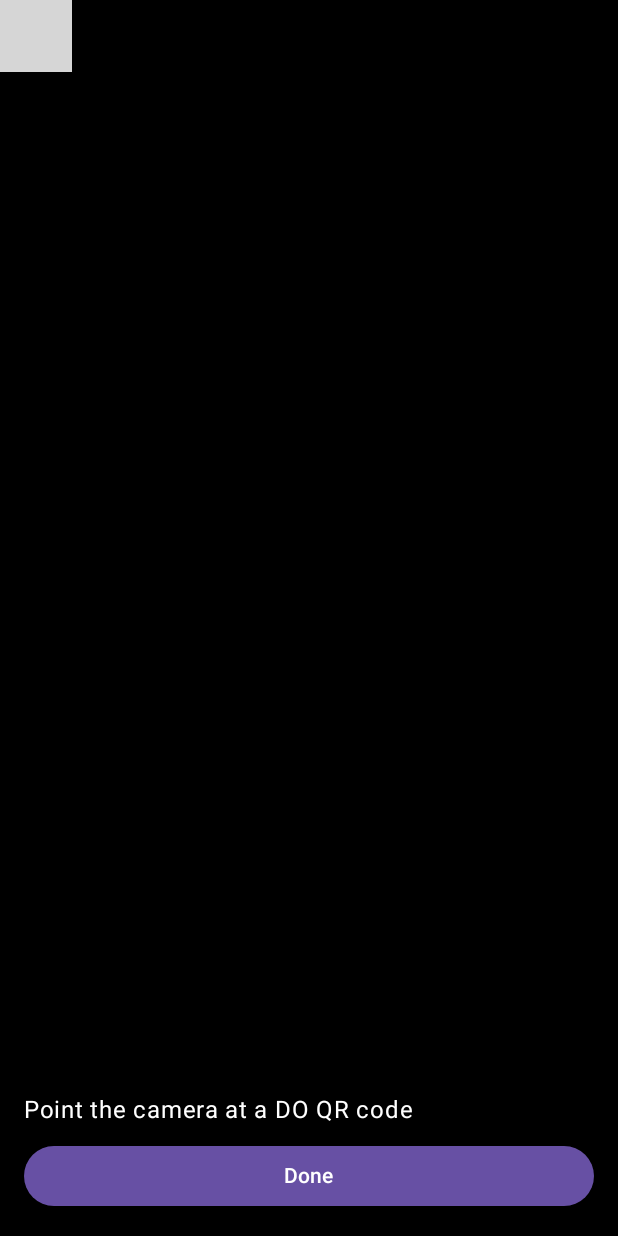
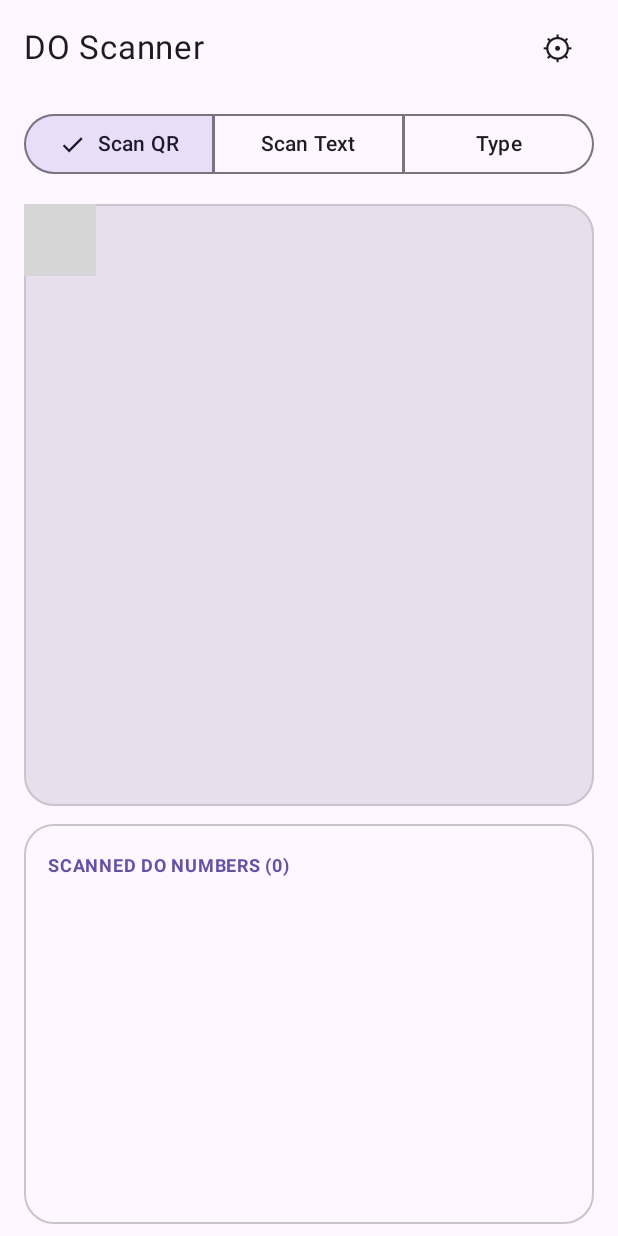
Before and after one commit to aunifthh/ocrdemo-kmp, an Android app built with Jetpack Compose: the screen it shows after launch (MainActivity), after a tap on "Scan QR", on a phone screen of 412 x 824 dp. Run offline under Robolectric (Android 15) with nearby library versions, the phone set to English and light mode, and no system bars; our stand-ins replace Compose Multiplatform resources; libraries missing offline, so code that uses them is left out: demokmp.shared.generated, org.ncgroup.kscan; 1 statement that could not run was skipped; grey boxes are pictures that could not be loaded.

Commit message:
Ui: Add live text scan, Type tab

```diff
--- a/shared/src/commonMain/kotlin/com/example/demokmp/QrScanner.kt
+++ b/shared/src/commonMain/kotlin/com/example/demokmp/QrScanner.kt
@@ -1,71 +1,37 @@
 package com.example.demokmp
 
-import androidx.compose.foundation.background
-import androidx.compose.foundation.layout.*
-import androidx.compose.material3.*
+import androidx.compose.foundation.layout.Box
 import androidx.compose.runtime.*
-import androidx.compose.ui.Alignment
 import androidx.compose.ui.Modifier
-import androidx.compose.ui.graphics.Color
-import androidx.compose.ui.unit.dp
 import kotlinx.coroutines.delay
 import org.ncgroup.kscan.BarcodeFormat
 import org.ncgroup.kscan.BarcodeResult
 import org.ncgroup.kscan.ScannerView
 
-// Full-screen camera that keeps scanning QR codes one after another
+// Live QR camera that keeps scanning code after code (sits inside the camera card)
 @Composable
-fun QrScanner(
-    lastMessage: String,          // e.g. "Added 802141782" — shown at the bottom
-    onCode: (String) -> Unit,     // called with each QR text
-    onClose: () -> Unit           // called when the user taps Done
-) {
+fun QrCamera(modifier: Modifier = Modifier, onCode: (String) -> Unit) {
     var round by remember { mutableStateOf(0) }       // changing this restarts the camera
     var waiting by remember { mutableStateOf(false) } // short pause after each scan
 
-    // The library stops after one code, so wait 1.2 s, then start a fresh scan
     LaunchedEffect(waiting) {
-        if (waiting) {
-            delay(1200)
-            round++
-            waiting = false
-        }
+        if (waiting) { delay(1200); round++; waiting = false }
     }
 
-    Box(Modifier.fillMaxSize().background(Color.Black)) {
+    Box(modifier) {
         if (!waiting) {
             key(round) {
                 ScannerView(
                     codeTypes = listOf(BarcodeFormat.FORMAT_QR_CODE),
-                    scannerUiOptions = null   // hide the library's own buttons, we use ours
+                    scannerUiOptions = null
                 ) { result ->
                     when (result) {
-                        is BarcodeResult.OnSuccess -> {
-                            onCode(result.barcode.data.trim())
-                            waiting = true
-                        }
-                        is BarcodeResult.OnFailed -> waiting = true   // try again
-                        BarcodeResult.OnCanceled -> onClose()
+                        is BarcodeResult.OnSuccess -> { onCode(result.barcode.data.trim()); waiting = true }
+                        is BarcodeResult.OnFailed -> waiting = true
+                        BarcodeResult.OnCanceled -> waiting = true
                     }
                 }
             }
         }
-
-        // Bottom bar: last result + Done button
-        Column(
-            Modifier
-                .align(Alignment.BottomCenter)
-                .fillMaxWidth()
-                .background(Color.Black.copy(alpha = 0.6f))
-                .padding(16.dp)
-        ) {
-            Text(
-                if (lastMessage.isEmpty()) "Point the camera at a DO QR code" else lastMessage,
-                color = Color.White
-            )
-            Button(onClick = onClose, modifier = Modifier.fillMaxWidth().padding(top = 8.dp)) {
-                Text("Done")
-            }
-        }
     }
 }
--- a/shared/src/commonMain/kotlin/com/example/demokmp/ScannerScreen.kt
+++ b/shared/src/commonMain/kotlin/com/example/demokmp/ScannerScreen.kt
@@ -1,11 +1,15 @@
 package com.example.demokmp
 
+import androidx.compose.foundation.background
+import androidx.compose.foundation.isSystemInDarkTheme
 import androidx.compose.foundation.layout.*
 import androidx.compose.foundation.lazy.LazyColumn
 import androidx.compose.foundation.lazy.items
+import androidx.compose.foundation.shape.RoundedCornerShape
 import androidx.compose.foundation.text.KeyboardOptions
 import androidx.compose.material3.*
 import androidx.compose.runtime.*
+import androidx.compose.ui.Alignment
 import androidx.compose.ui.Modifier
 import androidx.compose.ui.platform.LocalClipboardManager
 import androidx.compose.ui.text.AnnotatedString
@@ -13,36 +17,30 @@ import androidx.compose.ui.text.font.FontWeight
 import androidx.compose.ui.text.input.KeyboardType
 import androidx.compose.ui.unit.dp
 import androidx.compose.ui.unit.sp
+import kotlinx.coroutines.delay
 import kotlinx.coroutines.launch
-import kotlinx.coroutines.delay
-import androidx.compose.foundation.isSystemInDarkTheme
 
+enum class ScanMode { NONE, QR, TEXT, TYPE }
+
+@OptIn(ExperimentalMaterial3Api::class)
 @Composable
 fun ScannerScreen() {
     val scanned = remember { mutableStateListOf<String>() }
     var input by remember { mutableStateOf("") }
     var message by remember { mutableStateOf("") }
     val secretCode = remember { getSecretCode() }
-    var showCode by remember { mutableStateOf(false) }
-    var scanningQr by remember { mutableStateOf(false) }   // NEW: is the camera open?
-    var scanningText by remember { mutableStateOf(false) }   // is the text camera open?
+    var mode by remember { mutableStateOf(ScanMode.NONE) }       // which camera is on
+    var showSettings by remember { mutableStateOf(false) }
     val clipboard = LocalClipboardManager.current
-    val scope = rememberCoroutineScope()                            // lets us run "suspend" work
-    val status =
-        remember { mutableStateMapOf<String, String>() }  // DO → "sending…" / "sent ✓" / "failed ✗"
+    val scope = rememberCoroutineScope()
+    val status = remember { mutableStateMapOf<String, String>() }
 
-    // ONE place for the rules — used by typing AND by QR
+    // ONE place for the rules — used by QR, text camera and typing
     fun addDo(raw: String) {
         val n = raw.trim()
         when {
-            !isValidDo(n) -> {
-                message = "\"$n\" is not a 9-digit DO"; vibrate(false)
-            }
-
-            n in scanned -> {
-                message = "$n already scanned"; vibrate(false)
-            }
-
+            !isValidDo(n) -> { message = "\"$n\" is not a 9-digit DO"; vibrate(false) }
+            n in scanned  -> { message = "$n already scanned"; vibrate(false) }
             else -> {
                 scanned.add(n)
                 status[n] = "sending…"
@@ -70,93 +68,108 @@ fun ScannerScreen() {
 
     MaterialTheme(colorScheme = if (isSystemInDarkTheme()) darkColorScheme() else lightColorScheme()) {
         Surface(modifier = Modifier.fillMaxSize()) {
-            if (scanningQr) {
-                QrScanner(
-                    lastMessage = message,
-                    onCode = { addDo(it) },
-                    onClose = { scanningQr = false }
-                )
-            } else if (scanningText) {
-                TextScanner(
-                    alreadyHave = scanned,
-                    lastMessage = message,
-                    onCode = { addDo(it) },
-                    onClose = { scanningText = false }
+            if (showSettings) {
+                SettingsScreen(
+                    secretCode = secretCode,
+                    onCopy = { clipboard.setText(AnnotatedString(secretCode)); message = "Code copied" },
+                    onBack = { showSettings = false }
                 )
             } else {
-                // Main screen
-                Column(
-                    modifier = Modifier.fillMaxSize().safeContentPadding().padding(16.dp)
+                Column(Modifier.fillMaxSize().safeContentPadding()) {
+
+                    // ---- Top bar: title + settings ----
+                    Row(
+                        Modifier.fillMaxWidth().height(64.dp).padding(horizontal = 16.dp),
+                        verticalAlignment = Alignment.CenterVertically
                     ) {
-                    Text("DO Scanner", fontSize = 26.sp, fontWeight = FontWeight.Bold)
-                    Text("Scan a picking list to send its DO number")
-                    Spacer(Modifier.height(16.dp))
-
-                    Row(horizontalArrangement = Arrangement.spacedBy(8.dp)) {
-                        Button(
-                            onClick = { message = ""; scanningQr = true },
-                            modifier = Modifier.weight(1f)
-                        ) { Text("Scan QR") }
-
-                        FilledTonalButton(
-                            onClick = { message = ""; scanningText = true },
-                            modifier = Modifier.weight(1f)
-                        ) { Text("Scan Text") }
-
-                        OutlinedButton(
-                            onClick = { showCode = true },
-                            modifier = Modifier.weight(1f)
-                        ) { Text("Code") }
+                        Text("DO Scanner", fontSize = 22.sp, modifier = Modifier.weight(1f))
+                        IconButton(onClick = { mode = ScanMode.NONE; showSettings = true }) {
+                            Text("⚙", fontSize = 22.sp)
+                        }
                     }
 
-                    Spacer(Modifier.height(16.dp))
+                    Column(Modifier.weight(1f).padding(horizontal = 16.dp, vertical = 8.dp)) {
 
+                        // ---- Toggle: Scan QR | Scan Text | Type (tap again to close) ----
+                        SingleChoiceSegmentedButtonRow(Modifier.fillMaxWidth()) {
+                            listOf(
+                                ScanMode.QR to "Scan QR",
+                                ScanMode.TEXT to "Scan Text",
+                                ScanMode.TYPE to "Type"
+                            ).forEachIndexed { index, (m, label) ->
+                                SegmentedButton(
+                                    selected = mode == m,
+                                    onClick = { message = ""; mode = if (mode == m) ScanMode.NONE else m },
+                                    shape = SegmentedButtonDefaults.itemShape(index = index, count = 3)
+                                ) { Text(label, maxLines = 1) }
+                            }
+                        }
+
+                        // ---- Camera card ----
+                        OutlinedCard(
+                            modifier = Modifier.fillMaxWidth().weight(3f).padding(top = 16.dp),
+                            shape = RoundedCornerShape(20.dp)
+                        ) {
+                            Box(
+                                Modifier.fillMaxSize().background(MaterialTheme.colorScheme.surfaceVariant),
+                                contentAlignment = Alignment.Center
+                            ) {
+                                when (mode) {
+                                    ScanMode.QR -> QrCamera(Modifier.fillMaxSize()) { addDo(it) }
+                                    ScanMode.TEXT -> TextCamera(scanned, Modifier.fillMaxSize()) { addDo(it) }
+                                    ScanMode.TYPE -> Column(
+                                        Modifier.fillMaxWidth().padding(24.dp),
+                                        horizontalAlignment = Alignment.CenterHorizontally
+                                    ) {
+                                        Text("Enter DO number", fontWeight = FontWeight.Bold)
                                         OutlinedTextField(
                                             value = input,
-                        onValueChange = { input = it },
-                        label = { Text("Type a DO number") },
+                                            onValueChange = { input = it.filter { c -> c.isDigit() }.take(9) },  // digits only, max 9
+                                            placeholder = { Text("e.g. 802141782") },
                                             singleLine = true,
                                             keyboardOptions = KeyboardOptions(keyboardType = KeyboardType.Number),
-                        modifier = Modifier.fillMaxWidth()
+                                            modifier = Modifier.fillMaxWidth().padding(top = 12.dp)
                                         )
                                         Button(
                                             onClick = { addDo(input); input = "" },
-                        modifier = Modifier.fillMaxWidth().padding(top = 8.dp)
+                                            enabled = input.length == 9,                       // only when 9 digits typed
+                                            modifier = Modifier.fillMaxWidth().padding(top = 12.dp)
                                         ) { Text("Add") }
+                                    }
+                                    ScanMode.NONE -> Text("Choose Scan QR, Scan Text or Type",
+                                        color = MaterialTheme.colorScheme.onSurfaceVariant)
+                                }
+                            }
+                        }
 
-                    Text(message, modifier = Modifier.padding(vertical = 8.dp))
+                        if (message.isNotEmpty()) {
+                            Text(message, modifier = Modifier.padding(top = 8.dp))
+                        }
 
-                    Text(
-                        "SCANNED DO NUMBERS (${scanned.size})",
-                        fontWeight = FontWeight.Bold,
-                        color = MaterialTheme.colorScheme.primary
-                    )
-                    LazyColumn(modifier = Modifier.weight(1f)) {
+                        // ---- Results card (with manual entry + status) ----
+                        OutlinedCard(
+                            modifier = Modifier.fillMaxWidth().weight(2f).padding(top = 12.dp),
+                            shape = RoundedCornerShape(20.dp)
+                        ) {
+                            Column(Modifier.padding(16.dp)) {
+                                Text("SCANNED DO NUMBERS (${scanned.size})",
+                                    color = MaterialTheme.colorScheme.primary,
+                                    fontSize = 12.sp, fontWeight = FontWeight.Bold)
+
+                                LazyColumn(Modifier.weight(1f).padding(top = 8.dp)) {
                                     items(scanned) { doNo ->
-                            Row(Modifier.fillMaxWidth().padding(vertical = 6.dp)) {
+                                        Row(Modifier.fillMaxWidth().padding(vertical = 4.dp)) {
                                             Text(doNo, fontSize = 18.sp, modifier = Modifier.weight(1f))
-                                Text(status[doNo] ?: "")
+                                            Text(status[doNo] ?: "",
+                                                color = MaterialTheme.colorScheme.onSurfaceVariant)
                                         }
                                     }
                                 }
                             }
                         }
-
-            if (showCode) {
-                AlertDialog(
-                    onDismissRequest = { showCode = false },
-                    title = { Text("Your secret code") },
-                    text = { Text(secretCode) },
-                    confirmButton = {
-                        TextButton(onClick = {
-                            clipboard.setText(AnnotatedString(secretCode))
-                            message = "Code copied"
-                            showCode = false
-                        }) { Text("Copy") }
-                    },
-                    dismissButton = { TextButton(onClick = { showCode = false }) { Text("Close") } }
-                )
                     }
                 }
             }
         }
+    }
+}
```
Also changed, not shown: shared/src/commonMain/kotlin/com/example/demokmp/SettingsScreen.kt (added, +40 -0 lines), shared/src/commonMain/kotlin/com/example/demokmp/TextScanner.kt (+7 -37 lines), 1 other file. Lines whose indentation alone changed are shown as unchanged.
